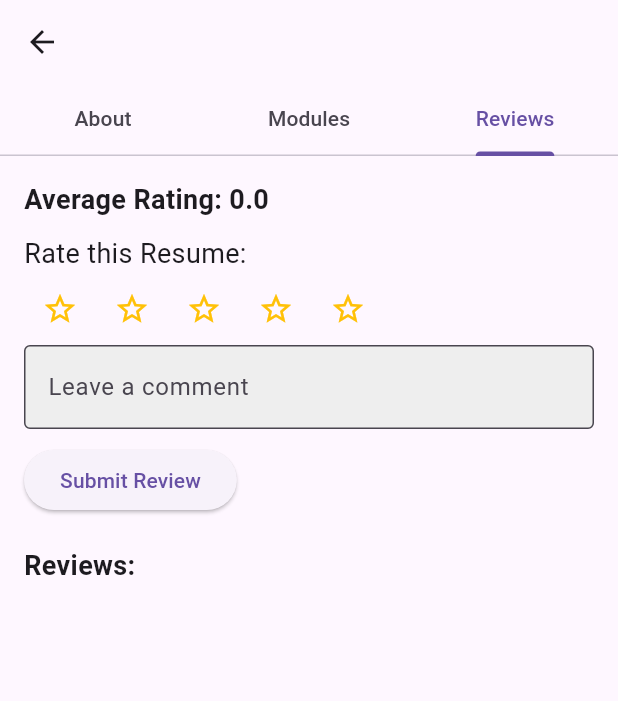
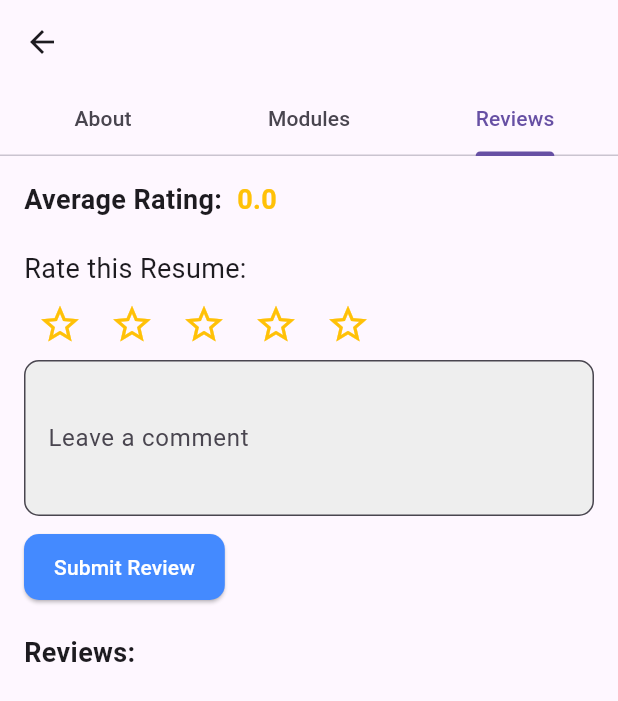
Before and after one commit to salahbnh/Flutter-App, a Flutter app: the ResumeDetailsPage screen opened directly with empty values, tab 3 chosen, on a phone screen of 412 x 824 dp. Shown: the top 701 px of the screen. Run offline on Flutter 3.47's test engine with Material 3 defaults, Android fonts, the phone set to English and light mode, and no system bars; our stand-ins replace file_picker.

Commit message:
designtemplate

```diff
--- a/lib/screens/ResumeDetailsPage.dart
+++ b/lib/screens/ResumeDetailsPage.dart
@@ -22,11 +22,11 @@ class _ResumeDetailsPageState extends State<ResumeDetailsPage> {
         reviews.add({
           'rating': rating,
           'comment': commentController.text,
-          'user': username, // Store the username with the review
+          'user': username,
         });
         commentController.clear();
-        rating = 0.0; // Reset rating after submitting
-        hasRated = true; // Set to true after rating
+        rating = 0.0;
+        hasRated = true;
       });
     }
   }
@@ -60,7 +60,8 @@ class _ResumeDetailsPageState extends State<ResumeDetailsPage> {
             Padding(
               padding: const EdgeInsets.all(16.0),
               child: Card(
-                elevation: 4,
+                elevation: 6,
+                shape: RoundedRectangleBorder(borderRadius: BorderRadius.circular(10)),
                 child: Padding(
                   padding: const EdgeInsets.all(16.0),
                   child: Column(
@@ -71,7 +72,10 @@ class _ResumeDetailsPageState extends State<ResumeDetailsPage> {
                         style: TextStyle(fontSize: 24, fontWeight: FontWeight.bold),
                       ),
                       SizedBox(height: 10),
-                      // Add more information about the resume here...
+                      Text(
+                        widget.resume['description'] ?? "Description not available.",
+                        style: TextStyle(fontSize: 16, color: Colors.grey[700]),
+                      ),
                     ],
                   ),
                 ),
@@ -81,12 +85,13 @@ class _ResumeDetailsPageState extends State<ResumeDetailsPage> {
             Padding(
               padding: const EdgeInsets.all(16.0),
               child: Card(
-                elevation: 4,
+                elevation: 6,
+                shape: RoundedRectangleBorder(borderRadius: BorderRadius.circular(10)),
                 child: Padding(
                   padding: const EdgeInsets.all(16.0),
                   child: Column(
                     children: [
-                      Text("Modules will go here..."),
+                      Text("Modules will go here...", style: TextStyle(fontSize: 18, color: Colors.grey[600])),
                       // Add module details...
                     ],
                   ),
@@ -100,8 +105,17 @@ class _ResumeDetailsPageState extends State<ResumeDetailsPage> {
                 crossAxisAlignment: CrossAxisAlignment.start,
                 children: [
                   // Average rating display
-                  Text("Average Rating: ${averageRating.toStringAsFixed(1)}", style: TextStyle(fontSize: 18, fontWeight: FontWeight.bold)),
-                  SizedBox(height: 10),
+                  Row(
+                    children: [
+                      Text("Average Rating:", style: TextStyle(fontSize: 18, fontWeight: FontWeight.bold)),
+                      SizedBox(width: 10),
+                      Text(
+                        averageRating.toStringAsFixed(1),
+                        style: TextStyle(fontSize: 18, fontWeight: FontWeight.bold, color: Colors.amber),
+                      ),
+                    ],
+                  ),
+                  SizedBox(height: 20),
                   // Star rating section
                   Text("Rate this Resume:", style: TextStyle(fontSize: 18)),
                   Row(
@@ -110,12 +124,13 @@ class _ResumeDetailsPageState extends State<ResumeDetailsPage> {
                         icon: Icon(
                           index < rating ? Icons.star : Icons.star_border,
                           color: Colors.amber,
+                          size: 30,
                         ),
                         onPressed: hasRated
-                            ? null // Disable rating if already rated
+                            ? null
                             : () {
                           setState(() {
-                            rating = index + 1.0; // Update rating
+                            rating = index + 1.0;
                           });
                         },
                       );
@@ -125,29 +140,65 @@ class _ResumeDetailsPageState extends State<ResumeDetailsPage> {
                     controller: commentController,
                     decoration: InputDecoration(
                       labelText: "Leave a comment",
-                      border: OutlineInputBorder(),
+                      border: OutlineInputBorder(borderRadius: BorderRadius.circular(10)),
                       filled: true,
                       fillColor: Colors.grey[200],
                     ),
-                    enabled: !hasRated, // Disable comment field if already rated
+                    maxLines: 3,
+                    enabled: !hasRated,
                   ),
                   SizedBox(height: 10),
                   ElevatedButton(
-                    onPressed: hasRated ? null : _submitReview, // Disable button if already rated
+                    onPressed: hasRated ? null : _submitReview,
                     child: Text("Submit Review"),
+                    style: ElevatedButton.styleFrom(
+                      backgroundColor: Colors.blueAccent, // Updated color parameter
+                      foregroundColor: Colors.white, // Updated text color parameter
+                      shape: RoundedRectangleBorder(borderRadius: BorderRadius.circular(10)),
+                      padding: EdgeInsets.symmetric(horizontal: 20, vertical: 12),
+                    ),
                   ),
                   SizedBox(height: 20),
-                  // Display reviews
                   Text("Reviews:", style: TextStyle(fontSize: 18, fontWeight: FontWeight.bold)),
+                  SizedBox(height: 10),
                   Expanded(
                     child: ListView.builder(
                       itemCount: reviews.length,
                       itemBuilder: (context, index) {
                         return Card(
-                          margin: EdgeInsets.symmetric(vertical: 5),
-                          child: ListTile(
-                            title: Text("Rating: ${reviews[index]['rating']} - ${reviews[index]['user']}", style: TextStyle(fontWeight: FontWeight.bold)),
-                            subtitle: Text(reviews[index]['comment']),
+                          elevation: 3,
+                          shape: RoundedRectangleBorder(borderRadius: BorderRadius.circular(10)),
+                          margin: EdgeInsets.symmetric(vertical: 8),
+                          child: Padding(
+                            padding: const EdgeInsets.all(12.0),
+                            child: Column(
+                              crossAxisAlignment: CrossAxisAlignment.start,
+                              children: [
+                                Row(
+                                  mainAxisAlignment: MainAxisAlignment.spaceBetween,
+                                  children: [
+                                    Text(
+                                      reviews[index]['user'],
+                                      style: TextStyle(fontWeight: FontWeight.bold, fontSize: 16),
+                                    ),
+                                    Row(
+                                      children: List.generate(5, (starIndex) {
+                                        return Icon(
+                                          starIndex < reviews[index]['rating'] ? Icons.star : Icons.star_border,
+                                          color: Colors.amber,
+                                          size: 20,
+                                        );
+                                      }),
+                                    ),
+                                  ],
+                                ),
+                                SizedBox(height: 5),
+                                Text(
+                                  reviews[index]['comment'],
+                                  style: TextStyle(color: Colors.grey[700]),
+                                ),
+                              ],
+                            ),
                           ),
                         );
                       },
--- a/lib/screens/add_resume.dart
+++ b/lib/screens/add_resume.dart
@@ -188,6 +188,11 @@ class _AddResumeScreenState extends State<AddResumeScreen> {
                     Navigator.pop(context); // Go back to store screen
                   }
                 },
+                style: ElevatedButton.styleFrom(
+                  backgroundColor: Colors.blueAccent, // Updated button color
+                  foregroundColor: Colors.white, // Updated text color
+                  padding: EdgeInsets.symmetric(horizontal: 20, vertical: 12),
+                ),
                 child: Text('Submit'),
               ),
             ],
```
